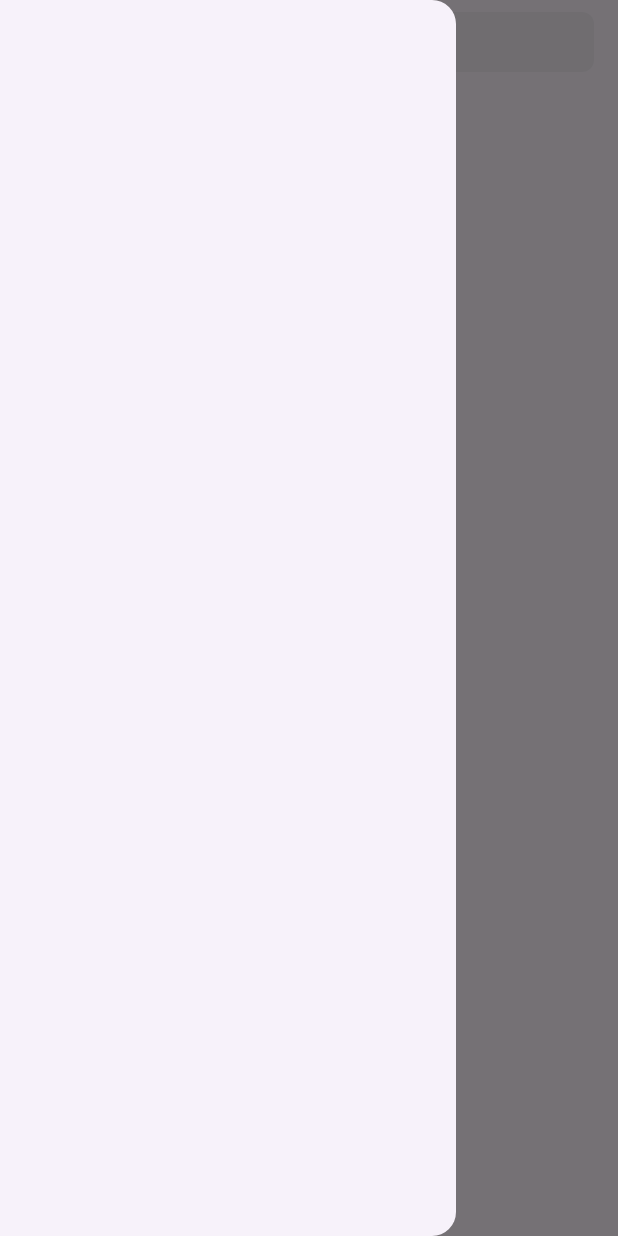
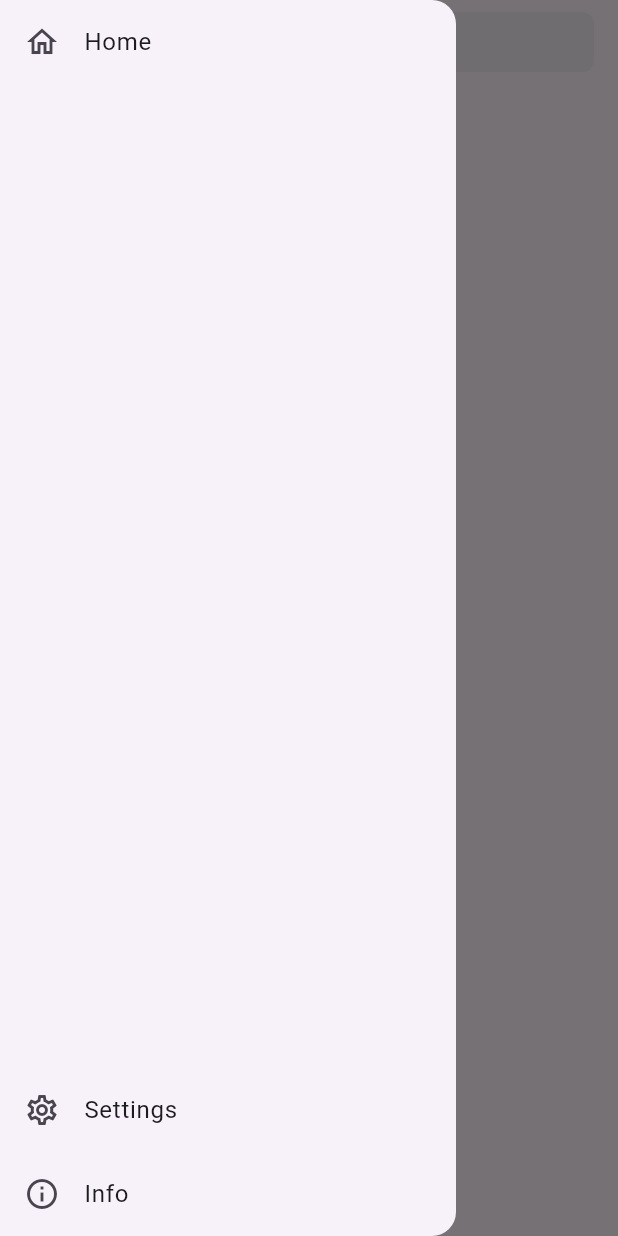
Before and after one commit to fa0311/simple_github_search_app, a Flutter app: the screen it shows after launch, with the side drawer open, on a phone screen of 412 x 824 dp. Run offline on Flutter 3.47's test engine with Material 3 defaults, Android fonts, the phone set to English and light mode, and no system bars; our stand-ins replace auto_route, cached_network_image, dio, flutter_hooks, flutter_markdown, flutter_svg and 6 more; missing offline and left inert: markdown; generated files the repository leaves out were written again.

Commit message:
feat: InfoページとLicenseページを追加
Signed-off-by: ふぁ <yuki@yuki0311.com>

```diff
--- a/lib/app/page.dart
+++ b/lib/app/page.dart
@@ -29,7 +29,41 @@ class GithubSearchAppPage extends HookConsumerWidget {
           ),
         ],
       ),
-      drawer: const Drawer(),
+      drawer: Drawer(
+        child: SafeArea(
+          child: Column(
+            children: [
+              Expanded(
+                child: ListView(
+                  children: [
+                    ListTile(
+                      title: const Text('Home'),
+                      leading: const Icon(Icons.home_outlined),
+                      onTap: () {
+                        context.router.popUntilRoot();
+                      },
+                    ),
+                  ],
+                ),
+              ),
+              ListTile(
+                title: const Text('Settings'),
+                leading: const Icon(Icons.settings_outlined),
+                onTap: () {
+                  context.router.push(const SettingRoute());
+                },
+              ),
+              ListTile(
+                title: const Text('Info'),
+                leading: const Icon(Icons.info_outline),
+                onTap: () {
+                  context.router.push(const InfoRoute());
+                },
+              ),
+            ],
+          ),
+        ),
+      ),
     );
   }
 }
--- a/lib/app/router.dart
+++ b/lib/app/router.dart
@@ -1,8 +1,11 @@
 import 'package:auto_route/auto_route.dart';
 import 'package:flutter/material.dart';
+import 'package:simple_github_search_app/app/info/license/page.dart';
+import 'package:simple_github_search_app/app/info/page.dart';
 import 'package:simple_github_search_app/app/page.dart';
 import 'package:simple_github_search_app/app/repository/page.dart';
 import 'package:simple_github_search_app/app/search/page.dart';
+import 'package:simple_github_search_app/app/setting/page.dart';
 import 'package:simple_github_search_app/infrastructure/github/model/repository.dart';
 
 part 'router.gr.dart';
@@ -14,5 +17,8 @@ class AppRouter extends _$AppRouter {
         AutoRoute(path: '/', page: GithubSearchAppRoute.page),
         AutoRoute(path: '/search', page: SearchRoute.page),
         AutoRoute(path: '/repository/:owner/:repo', page: RepositoryRoute.page),
+        AutoRoute(path: '/setting', page: SettingRoute.page),
+        AutoRoute(path: '/info', page: InfoRoute.page),
+        AutoRoute(path: '/info/license', page: InfoLicenseRoute.page),
       ];
 }
--- /dev/null
+++ b/lib/provider/package_info.dart
@@ -0,0 +1,9 @@
+import 'package:package_info_plus/package_info_plus.dart';
+import 'package:riverpod_annotation/riverpod_annotation.dart';
+
+part 'package_info.g.dart';
+
+@Riverpod(keepAlive: true)
+Future<PackageInfo> getPackageInfo(GetPackageInfoRef ref) {
+  return PackageInfo.fromPlatform();
+}
--- a/pubspec.yaml
+++ b/pubspec.yaml
@@ -22,6 +22,7 @@ dependencies:
   json_annotation: ^4.8.1
   logger: ^2.0.2+1
   markdown: ^7.2.1
+  package_info_plus: ^4.2.0
   riverpod_annotation: ^2.3.4
   shared_preferences: ^2.2.2
   url_launcher: ^6.2.5
```
Also changed, not shown: lib/app/info/license/page.dart (added, +29 -0 lines), lib/app/info/page.dart (added, +45 -0 lines), lib/app/repository/page.dart (+3 -9 lines), lib/app/setting/page.dart (added, +33 -0 lines), lib/util/constant.dart (added, +7 -0 lines), lib/util/url_launch.dart (added, +20 -0 lines), lib/app/router.gr.dart, lib/provider/package_info.g.dart (added), pubspec.lock.
